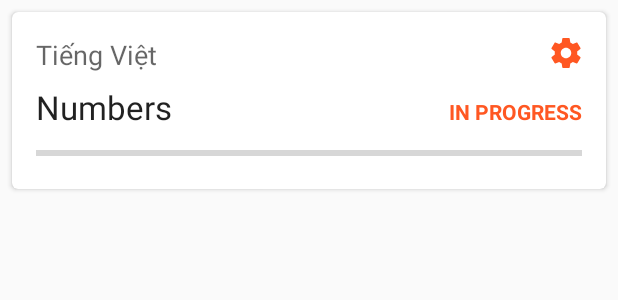
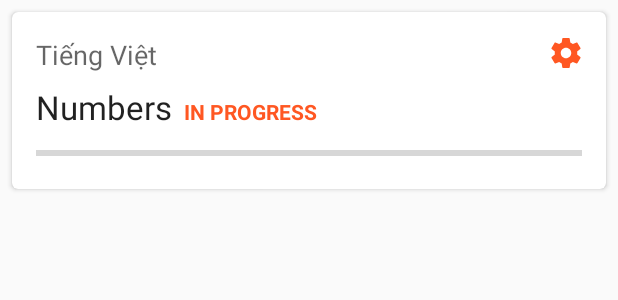
Before and after one commit to Queatz/PermanentMemory, an Android app: the layout item_set.xml on its own in the app's theme, with its tools: preview values and no code run, on a phone screen of 412 x 824 dp. Shown: the top 300 px of the screen. Run offline under Robolectric (Android 15) with nearby library versions, the phone set to English and light mode, and no system bars.

Commit message:
UI updates

```diff
--- a/app/build.gradle
+++ b/app/build.gradle
@@ -11,7 +11,7 @@ android {
         applicationId "com.queatz.permanentmemory"
         minSdkVersion 21
         targetSdkVersion 28
-        versionCode 3
+        versionCode 4
         versionName "1.0"
         testInstrumentationRunner "android.support.test.runner.AndroidJUnitRunner"
         signingConfig signingConfigs.debug
--- a/app/src/main/res/layout/item_set.xml
+++ b/app/src/main/res/layout/item_set.xml
@@ -26,8 +26,8 @@
                 android:layout_width="0dp"
                 android:layout_height="wrap_content"
                 android:layout_marginStart="@dimen/padDouble"
+                android:layout_marginTop="@dimen/padDouble"
                 android:layout_marginEnd="@dimen/padForIcon"
-                android:layout_marginTop="@dimen/padDouble"
                 android:layout_marginBottom="@dimen/pad"
                 android:textAppearance="?android:textAppearanceMedium"
                 android:visibility="gone"
@@ -37,6 +37,24 @@
                 tools:visibility="visible" />
 
             <TextView
+                android:id="@+id/setStatus"
+                android:layout_width="wrap_content"
+                android:layout_height="wrap_content"
+                android:layout_marginStart="@dimen/pad"
+                android:layout_marginBottom="2dp"
+                android:textAllCaps="true"
+                android:textAppearance="?android:textAppearanceSmall"
+                android:textColor="@color/colorAccent"
+                android:textStyle="bold"
+                app:layout_constraintHorizontal_weight="1"
+                app:layout_constraintHorizontal_bias="0"
+                app:layout_constraintBottom_toBottomOf="@id/setName"
+                app:layout_constraintEnd_toStartOf="@id/moreButton"
+                app:layout_constraintHorizontal_chainStyle="packed"
+                app:layout_constraintStart_toEndOf="@+id/setName"
+                tools:text="In Progress" />
+
+            <TextView
                 android:id="@+id/setName"
                 android:layout_width="0dp"
                 android:layout_height="wrap_content"
@@ -44,34 +62,21 @@
                 android:layout_marginTop="@dimen/pad"
                 android:textAppearance="?android:textAppearanceLarge"
                 app:layout_constraintEnd_toStartOf="@+id/setStatus"
-                app:layout_constraintHorizontal_chainStyle="spread"
+                app:layout_constraintHorizontal_chainStyle="packed"
                 app:layout_constraintStart_toStartOf="parent"
+                app:layout_constraintHorizontal_weight="0"
+                app:layout_constraintHorizontal_bias="0"
+                app:layout_constraintWidth_default="wrap"
                 app:layout_constraintTop_toBottomOf="@+id/subjectName"
                 app:layout_goneMarginTop="@dimen/padDouble"
                 tools:text="Numbers" />
-
-            <TextView
-                android:id="@+id/setStatus"
-                android:layout_width="wrap_content"
-                android:layout_height="wrap_content"
-                android:layout_marginStart="@dimen/pad"
-                android:layout_marginEnd="@dimen/padDouble"
-                android:layout_marginBottom="2dp"
-                android:textAllCaps="true"
-                android:textAppearance="?android:textAppearanceSmall"
-                android:textColor="@color/colorAccent"
-                android:textStyle="bold"
-                app:layout_constraintBottom_toBottomOf="@id/setName"
-                app:layout_constraintEnd_toEndOf="parent"
-                app:layout_constraintHorizontal_chainStyle="spread"
-                app:layout_constraintStart_toEndOf="@+id/setName"
-                tools:text="In Progress" />
 
             <ImageButton
                 android:id="@+id/moreButton"
                 style="@style/Widget.AppCompat.Button.Borderless"
                 android:layout_width="@dimen/defaultButtonWidth"
                 android:layout_height="@dimen/defaultButtonWidth"
+                android:layout_marginStart="@dimen/pad"
                 android:background="?selectableItemBackgroundBorderless"
                 android:contentDescription="@string/navigation_drawer_open"
                 android:minWidth="0dp"
```
Also changed, not shown: 1 other file.
